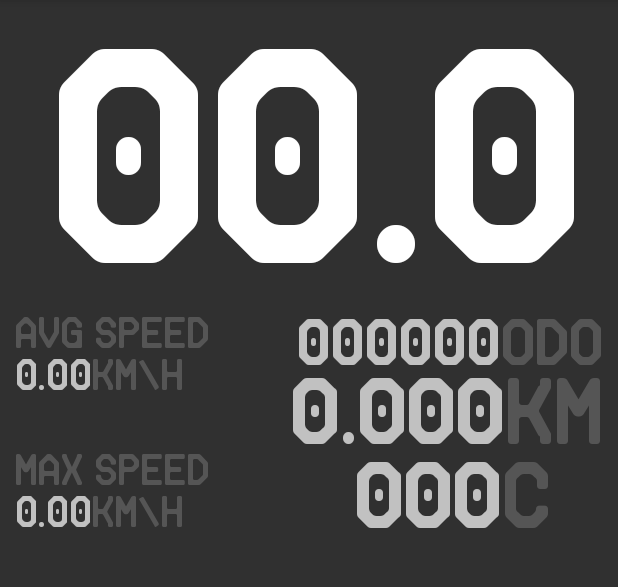
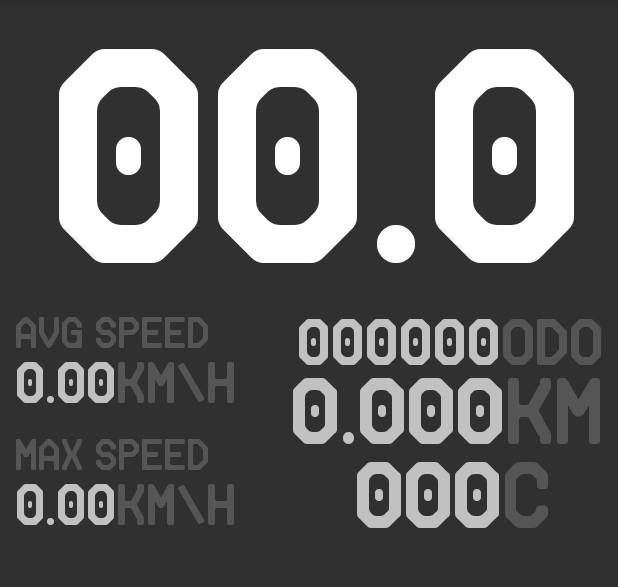
Before and after one commit to darekbx/bt_counter, an Android app: the screen it shows after launch (MainActivity), on a phone screen of 412 x 824 dp, the part 84-671 px from its top. Run offline under Robolectric (Android 15) with nearby library versions, the phone set to English and light mode, and no system bars.

Commit message:
Added BT debug.

```diff
--- a/app/src/main/java/com/btcounter/fragments/MainFragment.java
+++ b/app/src/main/java/com/btcounter/fragments/MainFragment.java
@@ -27,6 +27,7 @@ public class MainFragment extends Fragment {
     private TextView odoText;
     private TextView averageSpeedText;
     private TextView maxSpeedText;
+    private TextView debugText;
 
     @Nullable
     @Override
@@ -64,6 +65,10 @@ public class MainFragment extends Fragment {
         maxSpeedText.setText(getForrmattedUnitText(getString(R.string.unit_km_h, maxSpeed), 4));
     }
 
+    public void updateDebug(String message) {
+        debugText.setText(message);
+    }
+
     private void resetViews() {
         invalidateSpeed(0);
         invalidateDistance(0);
@@ -78,6 +83,11 @@ public class MainFragment extends Fragment {
         odoText = (TextView) root.findViewById(R.id.odo_text);
         averageSpeedText = (TextView) root.findViewById(R.id.average_value);
         maxSpeedText = (TextView) root.findViewById(R.id.max_speed_value);
+        debugText = (TextView) root.findViewById(R.id.debug);
+
+        if (!new SettingsManager(getActivity()).isDebugMode()) {
+            debugText.setVisibility(View.GONE);
+        }
 
         Toolbar toolbar = (Toolbar) root.findViewById(R.id.toolbar);
         ((AppCompatActivity)getActivity()).setSupportActionBar(toolbar);
--- a/app/src/main/res/layout/fragment_main.xml
+++ b/app/src/main/res/layout/fragment_main.xml
@@ -83,6 +83,7 @@
         android:layout_below="@id/average_text"
         android:layout_alignParentLeft="true"
         android:layout_marginTop="-4dp"
+        android:textSize="32sp"
         style="@style/small_text"
         />
 
@@ -93,6 +94,7 @@
         android:layout_alignBottom="@id/cadence_text"
         android:layout_alignParentLeft="true"
         android:layout_marginBottom="6dp"
+        android:textSize="32sp"
         style="@style/small_text"
         />
     <com.btcounter.utils.FontTextView
@@ -107,4 +109,15 @@
         android:textColor="@color/text_unit_color"
         style="@style/small_text"
         />
+
+    <com.btcounter.utils.FontTextView
+        android:id="@+id/debug"
+        android:layout_width="match_parent"
+        android:layout_height="wrap_content"
+        android:layout_alignParentBottom="true"
+        android:gravity="left"
+        android:textSize="19sp"
+        android:textColor="@color/text_color"
+        />
+
 </RelativeLayout>
```
Also changed, not shown: app/src/main/java/com/btcounter/MainActivity.java (+8 -0 lines), app/src/main/java/com/btcounter/bt/BluetoothController.java (+54 -0 lines).
